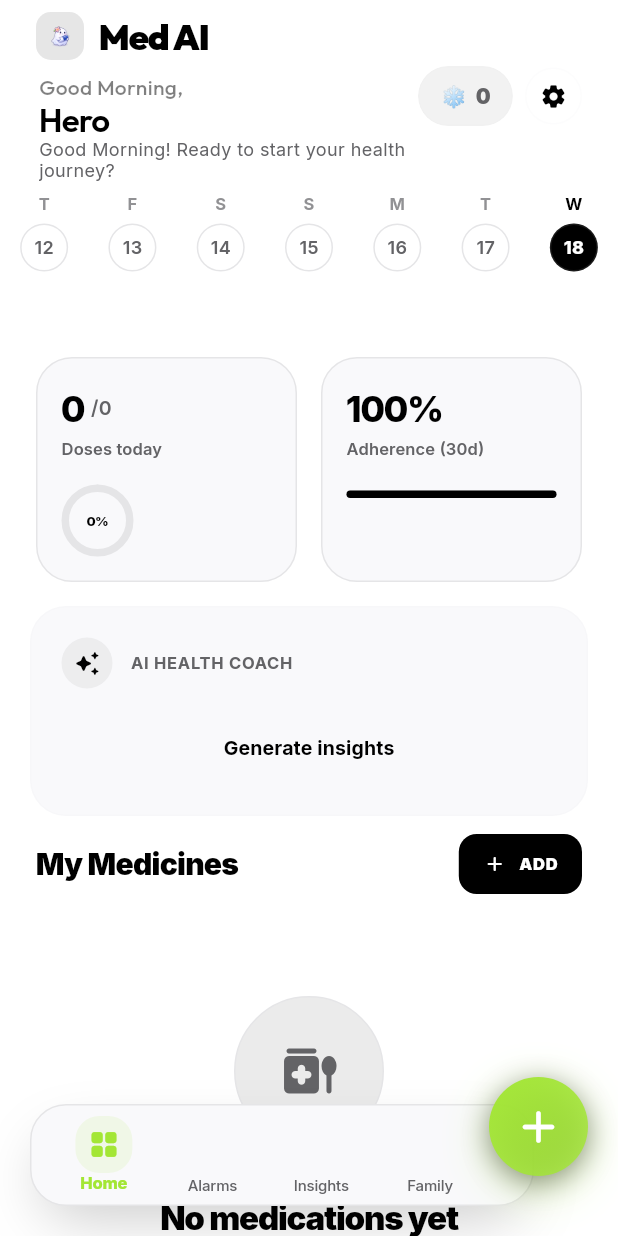
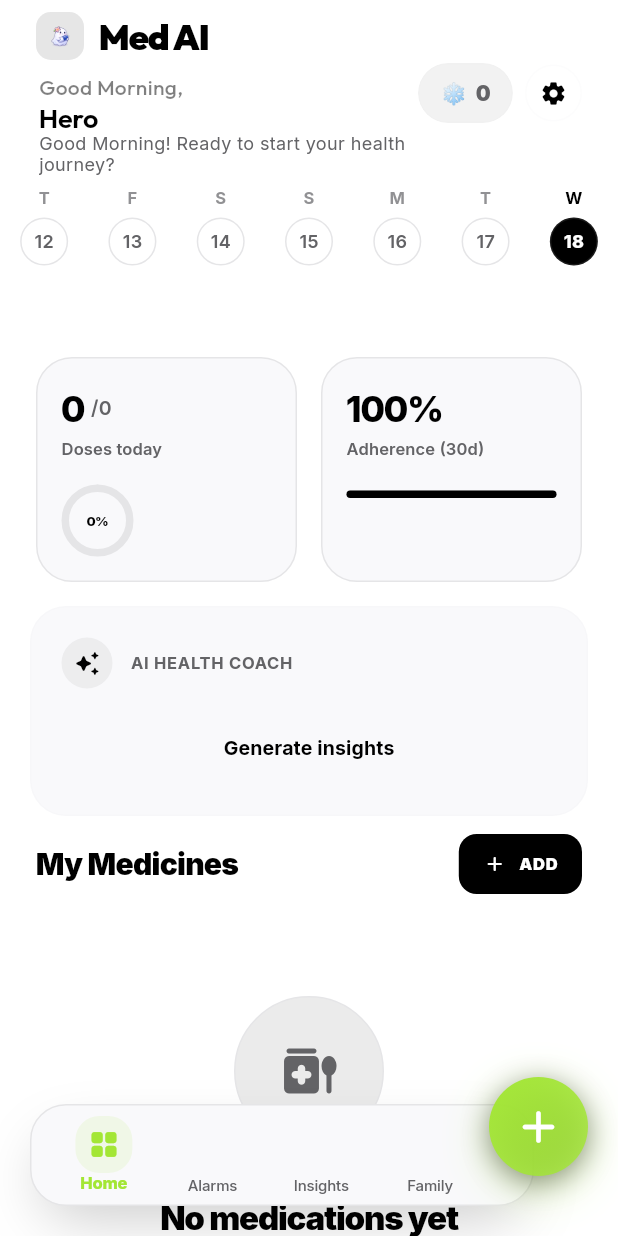
Before and after one commit to marafath1971-png/trackai, a Flutter app: the screen it shows after launch, on a phone screen of 412 x 824 dp. Run offline on Flutter 3.47's test engine with Material 3 defaults, Android fonts, the light colour scheme and no system bars; drawn by our look-alikes of flutter_animate; our stand-ins replace audioplayers, camera, cloud_firestore, firebase_analytics, firebase_auth, firebase_core and 20 more; missing offline and left inert: encrypt, flutter_dynamic_icon_plus, mobile_scanner; accounts and stored records are empty; statements that could not run were skipped.

Commit message:
Refine header user name typography to 18px semi-bold

```diff
--- a/medtrackaiflutter/lib/screens/home/widgets/home_header.dart
+++ b/medtrackaiflutter/lib/screens/home/widgets/home_header.dart
@@ -77,10 +77,10 @@ class HomeHeader extends StatelessWidget {
         Text(
           name,
           style: GoogleFonts.outfit(
-            fontSize: 22,
+            fontSize: 18,
             fontWeight: FontWeight.w600,
             color: L.text,
-            letterSpacing: -0.5,
+            letterSpacing: -0.2,
             height: 1.1,
           ),
         ),
```
